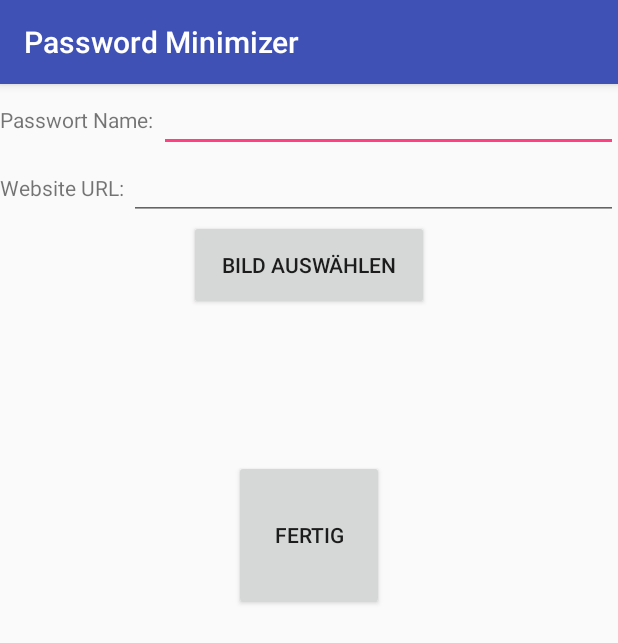
After one commit to eileenoo/password_minimizer, an Android app: the PickPasswordActivity screen opened directly, with no data from a screen before it, on a phone screen of 412 x 824 dp. The commit adds this screen. Shown: the top 643 px of the screen. Run offline under Robolectric (Android 15) with nearby library versions, the phone set to English and light mode, and no system bars.

Commit message:
first version of password picking activity introduced

```diff
--- /dev/null
+++ b/app/src/main/java/ath/password_minimizer/activities/PickPasswordActivity.java
@@ -0,0 +1,107 @@
+package ath.password_minimizer.activities;
+
+import android.Manifest;
+import android.content.Intent;
+import android.content.pm.PackageManager;
+import android.database.Cursor;
+import android.graphics.Bitmap;
+import android.graphics.BitmapFactory;
+import android.net.Uri;
+import android.provider.MediaStore;
+import android.support.v4.app.ActivityCompat;
+import android.support.v4.content.ContextCompat;
+import android.support.v7.app.AppCompatActivity;
+import android.os.Bundle;
+import android.view.View;
+import android.widget.ImageView;
+
+import ath.password_minimizer.R;
+import model.PasswordStrength;
+
+public class PickPasswordActivity extends AppCompatActivity
+{
+    private final static int SELECT_PHOTO = 12345;
+    private final static int READ_EXTERNAL_STORAGE_PERMISSION = 1000;
+
+    ImageView pickedImageView;
+    Bitmap passwordImage;
+
+    @Override
+    protected void onCreate(Bundle savedInstanceState)
+    {
+        super.onCreate(savedInstanceState);
+        setContentView(R.layout.activity_pick_password);
+
+        pickedImageView = findViewById(R.id.pickedImage);
+        checkPermissions();
+
+        findViewById(R.id.pickImageButton).setOnClickListener(new View.OnClickListener()
+        {
+            @Override
+            public void onClick(View v)
+            {
+                Intent photoPickerIntent = new Intent(Intent.ACTION_PICK);
+                photoPickerIntent.setType("image/*");
+                startActivityForResult(photoPickerIntent, SELECT_PHOTO);
+            }
+        });
+
+        findViewById(R.id.confirmButton).setOnClickListener(new View.OnClickListener()
+        {
+            @Override
+            public void onClick(View v)
+            {
+                Bundle extras = getIntent().getExtras();
+                PasswordStrength passwordStrength = PasswordStrength.SIMPLE;
+
+                if (extras.containsKey("PasswordStrength"))
+                {
+                    passwordStrength = (PasswordStrength)extras.get("PasswordStrength");
+                }
+
+                // TODO:
+                //Intent intent = new Intent(PickPasswordActivity.this, TODOACTIVITY.class);
+                //intent.putExtra("PasswordStrength", passwordStrength);
+
+                //startActivity(intent);
+            }
+        });
+    }
+
+    private void checkPermissions()
+    {
+        if (ContextCompat.checkSelfPermission(this, Manifest.permission.READ_EXTERNAL_STORAGE)
+                != PackageManager.PERMISSION_GRANTED)
+        {
+            ActivityCompat.requestPermissions(this,
+                    new String[]{Manifest.permission.READ_EXTERNAL_STORAGE},
+                    READ_EXTERNAL_STORAGE_PERMISSION);
+        }
+    }
+
+    @Override
+    protected void onActivityResult(int requestCode, int resultCode, Intent data)
+    {
+        super.onActivityResult(requestCode, resultCode, data);
+
+        if (requestCode == SELECT_PHOTO && resultCode == RESULT_OK && data != null)
+        {
+            Uri pickedImage = data.getData();
+            String[] filePath = {MediaStore.Images.Media.DATA};
+            Cursor cursor = getContentResolver().query(pickedImage, filePath, null, null, null);
+            cursor.moveToFirst();
+            String imagePath = cursor.getString(cursor.getColumnIndex(filePath[0]));
+
+            BitmapFactory.Options options = new BitmapFactory.Options();
+            options.inPreferredConfig = Bitmap.Config.ARGB_8888;
+            Bitmap bitmap = BitmapFactory.decodeFile(imagePath, options);
+            pickedImageView.setImageBitmap(bitmap);
+
+            // Do something with the bitmap
+            passwordImage = bitmap;
+
+            // At the end remember to close the cursor or you will end with the RuntimeException!
+            cursor.close();
+        }
+    }
+}
--- a/app/src/main/java/model/PicturePassword.java
+++ b/app/src/main/java/model/PicturePassword.java
@@ -10,7 +10,8 @@ public class PicturePassword {
     private String passwordName;
     private PasswordStrength passwordStrength;
     private String imagePath;
-
+    private String password;
+    private int id;
 
     public PicturePassword(String passwordName, PasswordStrength passwordStrength, String imagePath) {
         this.passwordName = passwordName;
--- a/app/src/main/res/layout/activity_create_password.xml
+++ b/app/src/main/res/layout/activity_create_password.xml
@@ -7,6 +7,7 @@
     tools:context="ath.password_minimizer.activities.CreatePasswordActivity">
 
     <LinearLayout
+        android:id="@+id/linearLayout_pw_simple"
         android:layout_width="match_parent"
         android:layout_height="0dp"
         android:layout_weight="1"
@@ -22,6 +23,7 @@
     </LinearLayout>
 
     <LinearLayout
+        android:id="@+id/linearLayout_pw_middle"
         android:layout_width="match_parent"
         android:layout_height="0dp"
         android:layout_weight="1"
@@ -37,6 +39,7 @@
     </LinearLayout>
 
     <LinearLayout
+        android:id="@+id/linearLayout_pw_strong"
         android:layout_width="match_parent"
         android:layout_height="0dp"
         android:layout_weight="1"
--- /dev/null
+++ b/app/src/main/res/layout/activity_pick_password.xml
@@ -0,0 +1,70 @@
+<?xml version="1.0" encoding="utf-8"?>
+<android.support.constraint.ConstraintLayout xmlns:android="http://schemas.android.com/apk/res/android"
+    xmlns:app="http://schemas.android.com/apk/res-auto"
+    xmlns:tools="http://schemas.android.com/tools"
+    android:layout_width="match_parent"
+    android:layout_height="match_parent"
+    tools:context=".activities.PickPasswordActivity">
+
+    <LinearLayout
+        android:layout_width="match_parent"
+        android:layout_height="match_parent"
+        android:orientation="vertical">
+
+        <android.support.v7.widget.LinearLayoutCompat
+            android:layout_width="match_parent"
+            android:layout_height="wrap_content"
+            android:orientation="horizontal">
+
+            <TextView
+                android:layout_width="wrap_content"
+                android:layout_height="wrap_content"
+                android:text="Passwort Name: "/>
+
+            <EditText
+                android:layout_width="match_parent"
+                android:layout_height="wrap_content" />
+
+        </android.support.v7.widget.LinearLayoutCompat>
+
+        <android.support.v7.widget.LinearLayoutCompat
+            android:layout_width="match_parent"
+            android:layout_height="wrap_content"
+            android:orientation="horizontal">
+
+            <TextView
+                android:layout_width="wrap_content"
+                android:layout_height="wrap_content"
+                android:text="Website URL: "/>
+
+            <EditText
+                android:layout_width="match_parent"
+                android:layout_height="wrap_content" />
+
+        </android.support.v7.widget.LinearLayoutCompat>
+
+        <Button
+            android:id="@+id/pickImageButton"
+            android:layout_width="160dp"
+            android:layout_height="60dp"
+            android:layout_gravity="center"
+            android:text="Bild auswählen"/>
+
+        <android.support.v7.widget.AppCompatImageView
+            android:id="@+id/pickedImage"
+            android:layout_width="match_parent"
+            android:layout_height="wrap_content"
+            android:minHeight="100dp"
+            android:maxHeight="200dp"/>
+
+        <Button
+            android:id="@+id/confirmButton"
+            android:layout_width="100dp"
+            android:layout_height="100dp"
+            android:text="Fertig"
+            android:layout_gravity="center"/>
+    </LinearLayout>
+
+
+
+</android.support.constraint.ConstraintLayout>
```
Also changed, not shown: app/src/main/AndroidManifest.xml (+10 -4 lines), app/src/main/java/ath/password_minimizer/activities/CreatePasswordActivity.java (+42 -2 lines), app/src/main/java/model/PasswordManager.java (added, +18 -0 lines).
